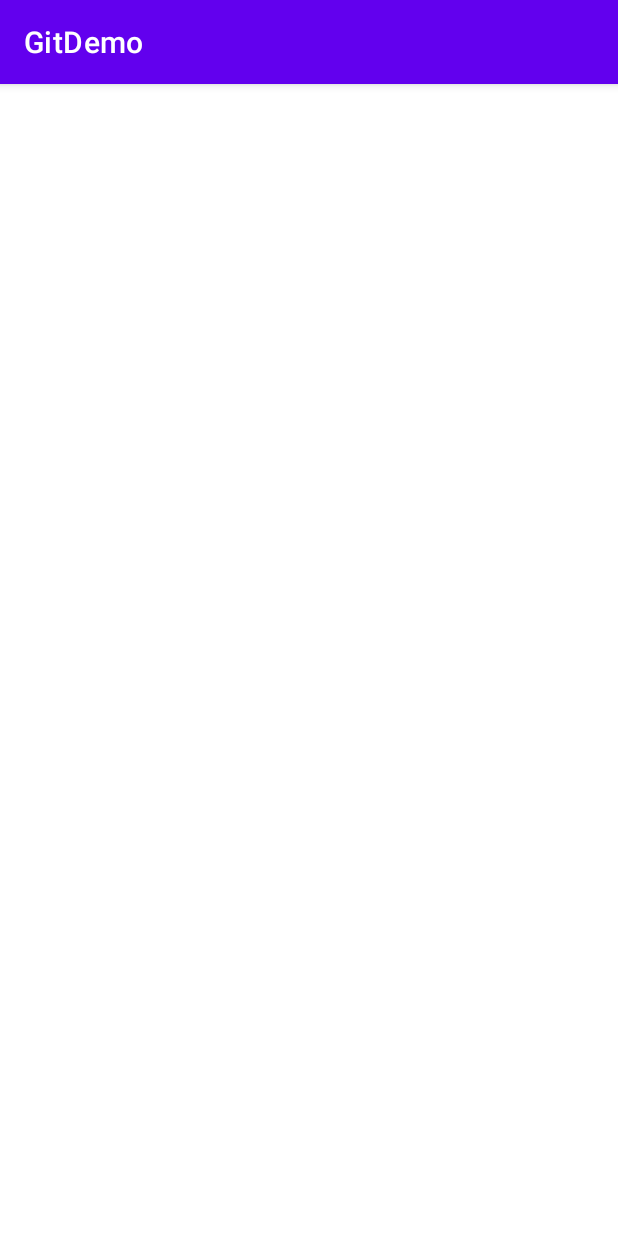
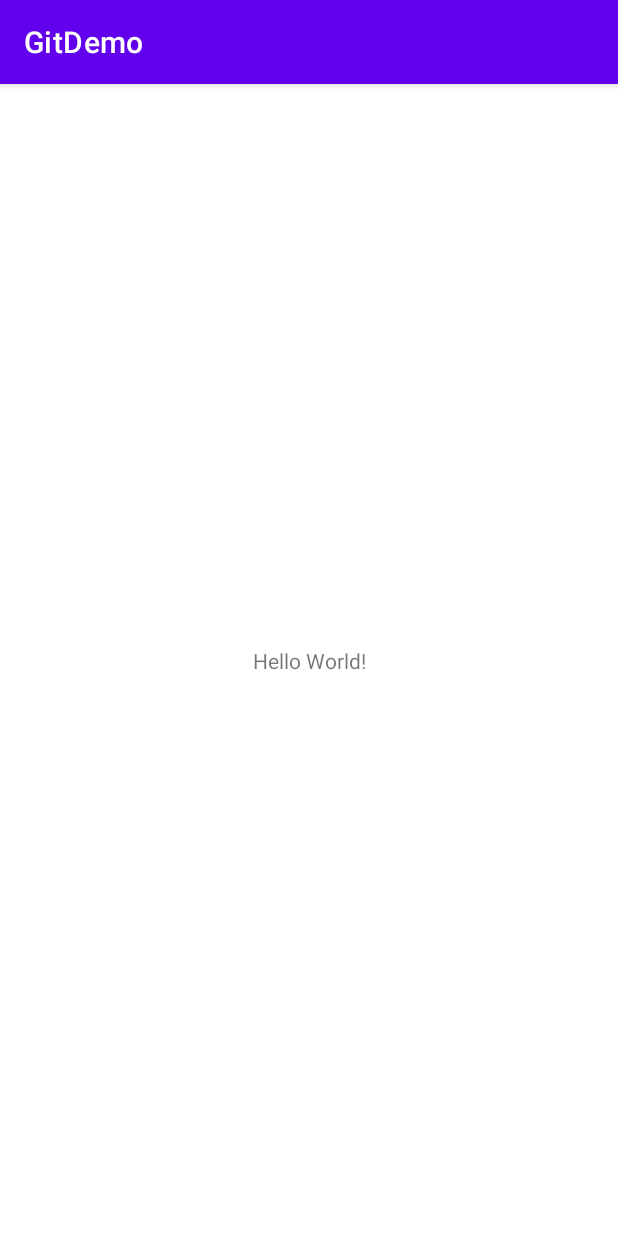
Before and after one commit to ksridharpatro/GitDemo, an Android app: the screen it shows after launch (MainActivity), on a phone screen of 412 x 824 dp. Run offline under Robolectric (Android 15) with nearby library versions, the phone set to English and light mode, and no system bars.

Commit message:
TEXT VIEW Un commented.

```diff
--- a/app/src/main/res/layout/activity_main.xml
+++ b/app/src/main/res/layout/activity_main.xml
@@ -6,13 +6,13 @@
     android:layout_height="match_parent"
     tools:context=".MainActivity">
 
-    <!--<TextView
+    <TextView
         android:layout_width="wrap_content"
         android:layout_height="wrap_content"
         android:text="Hello World!"
         app:layout_constraintBottom_toBottomOf="parent"
         app:layout_constraintLeft_toLeftOf="parent"
         app:layout_constraintRight_toRightOf="parent"
-        app:layout_constraintTop_toTopOf="parent" />-->
+        app:layout_constraintTop_toTopOf="parent" />
 
 </androidx.constraintlayout.widget.ConstraintLayout>
```
